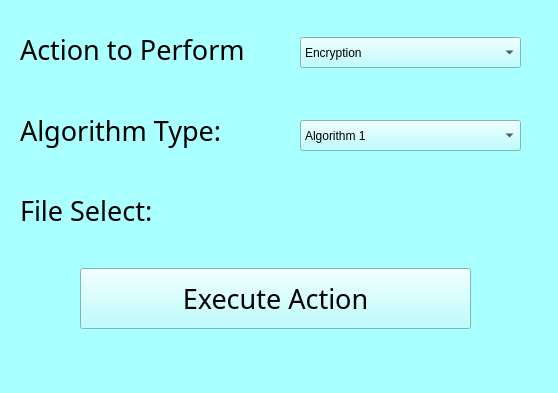
First picture: the form in src/mainwindow.ui, repository terrytosh/image-encryptor, before the edit.
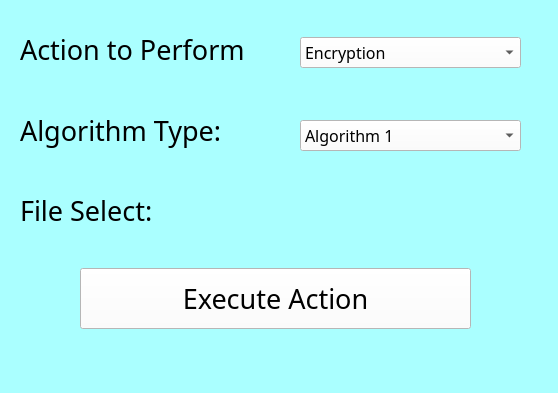
Second picture: the form after the edit.

```diff
--- a/src/mainwindow.ui
+++ b/src/mainwindow.ui
@@ -110,6 +110,15 @@
       <height>31</height>
      </rect>
     </property>
+    <property name="font">
+     <font>
+      <family>Calibri Light</family>
+      <pointsize>12</pointsize>
+     </font>
+    </property>
+    <property name="styleSheet">
+     <string notr="true">background-color: rgb(255, 255, 255);</string>
+    </property>
     <item>
      <property name="text">
       <string>Encryption</string>
@@ -130,6 +139,15 @@
       <height>31</height>
      </rect>
     </property>
+    <property name="font">
+     <font>
+      <family>Calibri Light</family>
+      <pointsize>12</pointsize>
+     </font>
+    </property>
+    <property name="styleSheet">
+     <string notr="true">background-color: rgb(255, 255, 255);</string>
+    </property>
     <item>
      <property name="text">
       <string>Algorithm 1</string>
@@ -166,6 +184,9 @@
       <pointsize>20</pointsize>
      </font>
     </property>
+    <property name="styleSheet">
+     <string notr="true">background-color: rgb(255, 255, 255);</string>
+    </property>
     <property name="text">
      <string>Execute Action</string>
     </property>
```
